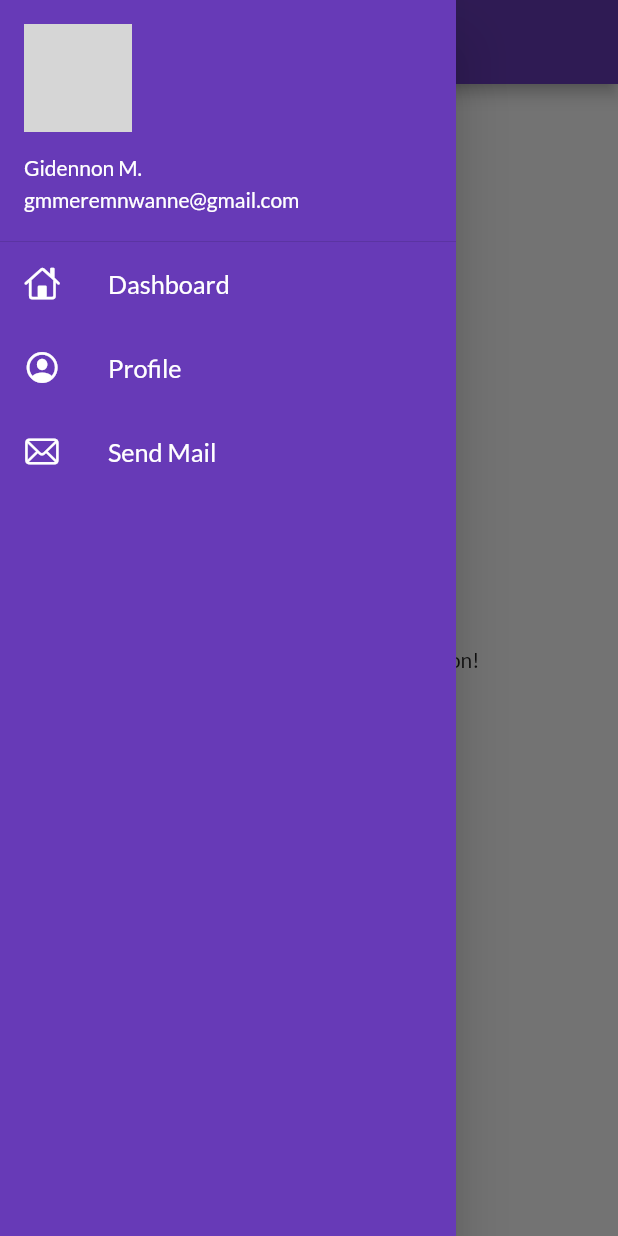
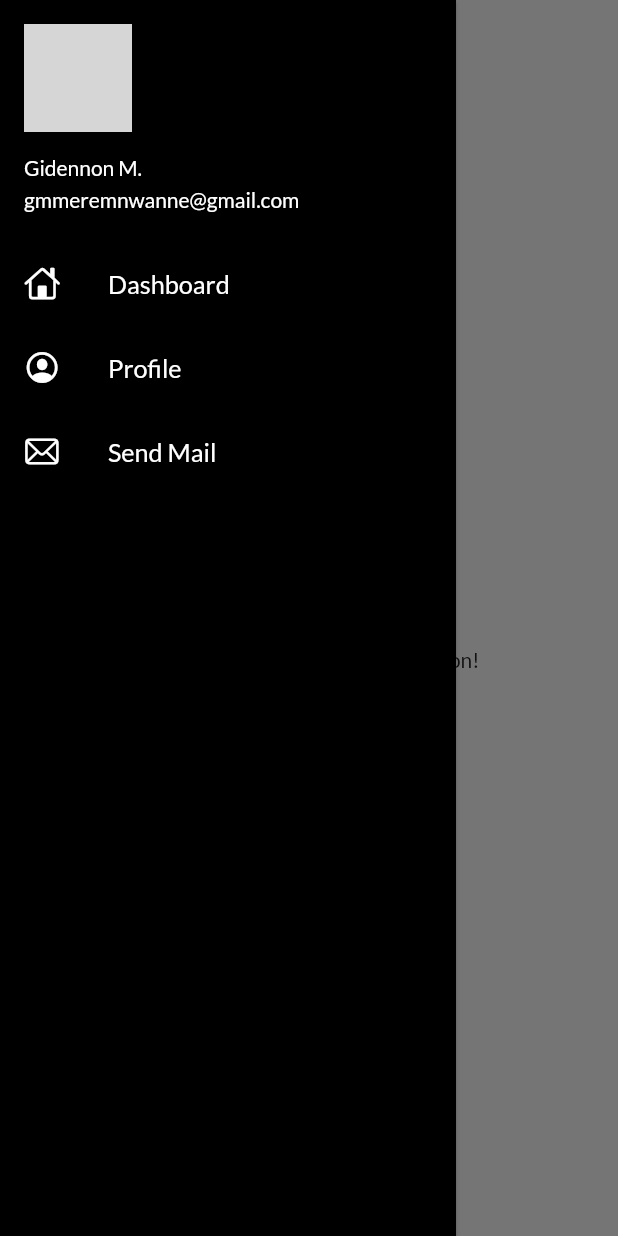
Before and after one commit to gami34/advance_flutter_feature_dev, a Flutter app: the Homepage screen opened by its route, with the side drawer open, on a phone screen of 412 x 824 dp. Run offline on Flutter 3.47's test engine with Material 2 defaults, Android fonts, the phone set to English and light mode, and no system bars; our stand-ins replace google_fonts; network calls fail; grey boxes are pictures that could not be loaded.

Commit message:
extracted theme to different file

```diff
--- a/lib/main.dart
+++ b/lib/main.dart
@@ -1,6 +1,7 @@
 import 'package:catalog_app/pages/home_page.dart';
 import 'package:catalog_app/pages/login_page.dart';
 import 'package:catalog_app/routes/routes.dart';
+import 'package:catalog_app/widgets/themes.dart';
 import 'package:flutter/material.dart';
 import 'package:google_fonts/google_fonts.dart';
 
@@ -17,13 +18,8 @@ class MyApp extends StatelessWidget {
     return MaterialApp(
       debugShowCheckedModeBanner: false,
       themeMode: ThemeMode.light,
-      theme: ThemeData(
-        primarySwatch: Colors.deepPurple,
-        fontFamily: GoogleFonts.lato().fontFamily,
-      ),
-      darkTheme: ThemeData(
-        brightness: Brightness.dark,
-      ),
+      theme: MyTheme.lightTheme(context),
+      darkTheme: MyTheme.darkTheme(context),
       initialRoute: Routes.defaultRoute,
       routes: {
         Routes.defaultRoute: (context) => LoginPage(),
--- a/lib/pages/home_page.dart
+++ b/lib/pages/home_page.dart
@@ -11,10 +11,15 @@ class Homepage extends StatelessWidget {
 
     return Scaffold(
       appBar: AppBar(
-        title: const Text("Catelog value"),
+        title: const Text(
+          "Catelog value",
+        ),
       ),
-      body: Center(
-        child: Text("This is $numbers persons, created by $name!"),
+      body: Container(
+        color: Colors.white,
+        child: Center(
+          child: Text("This is $numbers persons, created by $name!"),
+        ),
       ),
       drawer: MyDrawer(),
     );
--- a/lib/widgets/my_drawer.dart
+++ b/lib/widgets/my_drawer.dart
@@ -8,14 +8,21 @@ class MyDrawer extends StatelessWidget {
   Widget build(BuildContext context) {
     final profileImage = "https://userphotos2.teacheron.com/725838-84573.jpg";
     return Drawer(
+      elevation: 1.2,
       child: Container(
-        color: Colors.deepPurple,
+        color: Colors.black,
         child: ListView(
           children: [
             DrawerHeader(
+              decoration: BoxDecoration(
+                color: Colors.black,
+              ),
               margin: EdgeInsets.zero,
               padding: EdgeInsets.zero,
               child: UserAccountsDrawerHeader(
+                decoration: BoxDecoration(
+                  color: Colors.black,
+                ),
                 margin: EdgeInsets.zero,
                 accountName: Text("Gidennon M."),
                 accountEmail: Text("gmmeremnwanne@gmail.com"),
--- /dev/null
+++ b/lib/widgets/themes.dart
@@ -0,0 +1,21 @@
+import 'package:flutter/material.dart';
+import 'package:google_fonts/google_fonts.dart';
+
+class MyTheme {
+  static ThemeData lightTheme(BuildContext context) => ThemeData(
+        primarySwatch: Colors.deepPurple,
+        fontFamily: GoogleFonts.lato().fontFamily,
+        appBarTheme: AppBarTheme(
+          elevation: 0.0,
+          backgroundColor: Colors.white,
+          textTheme: Theme.of(context).textTheme,
+          iconTheme: IconThemeData(
+            color: Colors.black,
+          ),
+        ),
+      );
+
+  static ThemeData darkTheme(BuildContext context) => ThemeData(
+        brightness: Brightness.dark,
+      );
+}
```
